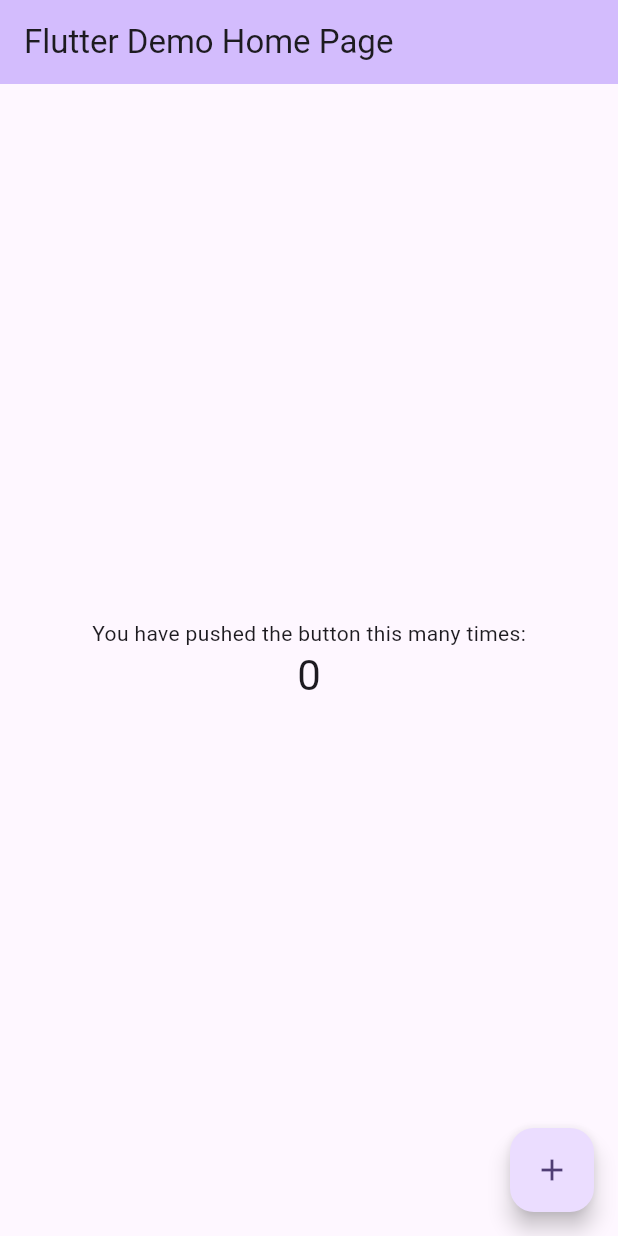
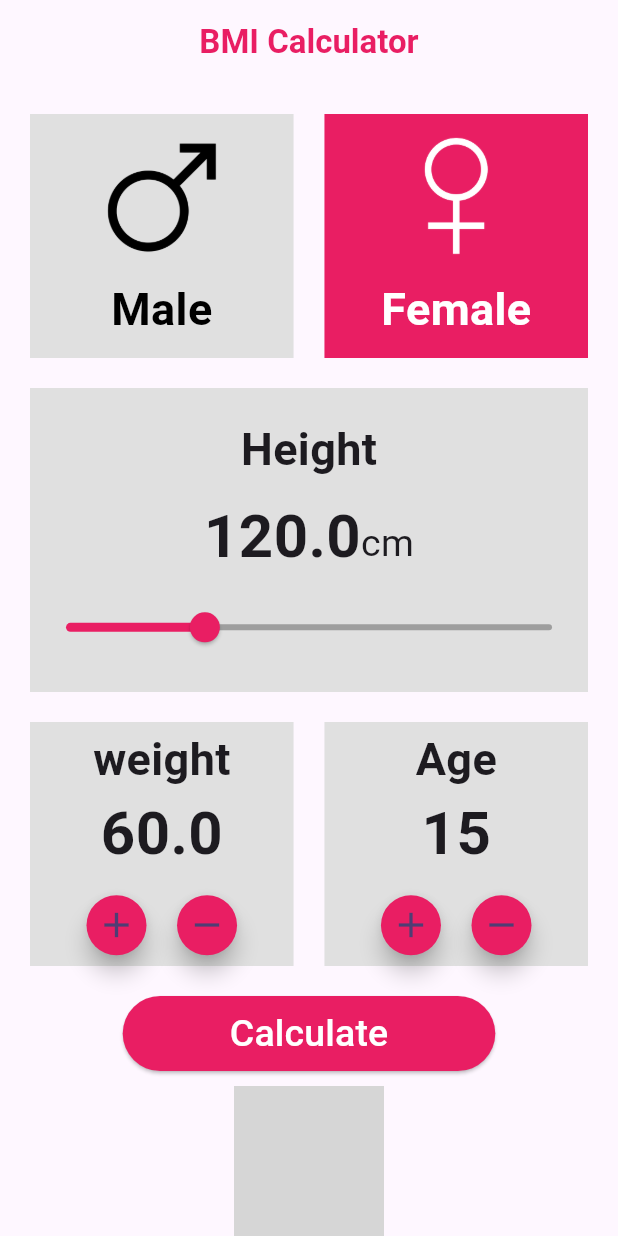
Before and after one commit to Rehab-Hamdi/bmi_calculator, a Flutter app: the screen it shows after launch, on a phone screen of 412 x 824 dp. Run offline on Flutter 3.47's test engine with Material 3 defaults, Android fonts, the phone set to English and light mode, and no system bars; grey boxes are pictures that could not be loaded.

Commit message:
bmi flutter app

```diff
--- a/lib/main.dart
+++ b/lib/main.dart
@@ -1,3 +1,4 @@
+import 'package:bmi_calculator/ui/home_screen.dart';
 import 'package:flutter/material.dart';
 
 void main() {
@@ -11,115 +12,13 @@ class MyApp extends StatelessWidget {
   @override
   Widget build(BuildContext context) {
     return MaterialApp(
-      title: 'Flutter Demo',
+      debugShowCheckedModeBanner: false,
+      title: 'BMI Calculator',
       theme: ThemeData(
-        // This is the theme of your application.
-        //
-        // TRY THIS: Try running your application with "flutter run". You'll see
-        // the application has a purple toolbar. Then, without quitting the app,
-        // try changing the seedColor in the colorScheme below to Colors.green
-        // and then invoke "hot reload" (save your changes or press the "hot
-        // reload" button in a Flutter-supported IDE, or press "r" if you used
-        // the command line to start the app).
-        //
-        // Notice that the counter didn't reset back to zero; the application
-        // state is not lost during the reload. To reset the state, use hot
-        // restart instead.
-        //
-        // This works for code too, not just values: Most code changes can be
-        // tested with just a hot reload.
         colorScheme: ColorScheme.fromSeed(seedColor: Colors.deepPurple),
         useMaterial3: true,
       ),
-      home: const MyHomePage(title: 'Flutter Demo Home Page'),
+      home: const HomeScreen(),
     );
   }
 }
-
-class MyHomePage extends StatefulWidget {
-  const MyHomePage({super.key, required this.title});
-
-  // This widget is the home page of your application. It is stateful, meaning
-  // that it has a State object (defined below) that contains fields that affect
-  // how it looks.
-
-  // This class is the configuration for the state. It holds the values (in this
-  // case the title) provided by the parent (in this case the App widget) and
-  // used by the build method of the State. Fields in a Widget subclass are
-  // always marked "final".
-
-  final String title;
-
-  @override
-  State<MyHomePage> createState() => _MyHomePageState();
-}
-
-class _MyHomePageState extends State<MyHomePage> {
-  int _counter = 0;
-
-  void _incrementCounter() {
-    setState(() {
-      // This call to setState tells the Flutter framework that something has
-      // changed in this State, which causes it to rerun the build method below
-      // so that the display can reflect the updated values. If we changed
-      // _counter without calling setState(), then the build method would not be
-      // called again, and so nothing would appear to happen.
-      _counter++;
-    });
-  }
-
-  @override
-  Widget build(BuildContext context) {
-    // This method is rerun every time setState is called, for instance as done
-    // by the _incrementCounter method above.
-    //
-    // The Flutter framework has been optimized to make rerunning build methods
-    // fast, so that you can just rebuild anything that needs updating rather
-    // than having to individually change instances of widgets.
-    return Scaffold(
-      appBar: AppBar(
-        // TRY THIS: Try changing the color here to a specific color (to
-        // Colors.amber, perhaps?) and trigger a hot reload to see the AppBar
-        // change color while the other colors stay the same.
-        backgroundColor: Theme.of(context).colorScheme.inversePrimary,
-        // Here we take the value from the MyHomePage object that was created by
-        // the App.build method, and use it to set our appbar title.
-        title: Text(widget.title),
-      ),
-      body: Center(
-        // Center is a layout widget. It takes a single child and positions it
-        // in the middle of the parent.
-        child: Column(
-          // Column is also a layout widget. It takes a list of children and
-          // arranges them vertically. By default, it sizes itself to fit its
-          // children horizontally, and tries to be as tall as its parent.
-          //
-          // Column has various properties to control how it sizes itself and
-          // how it positions its children. Here we use mainAxisAlignment to
-          // center the children vertically; the main axis here is the vertical
-          // axis because Columns are vertical (the cross axis would be
-          // horizontal).
-          //
-          // TRY THIS: Invoke "debug painting" (choose the "Toggle Debug Paint"
-          // action in the IDE, or press "p" in the console), to see the
-          // wireframe for each widget.
-          mainAxisAlignment: MainAxisAlignment.center,
-          children: <Widget>[
-            const Text(
-              'You have pushed the button this many times:',
-            ),
-            Text(
-              '$_counter',
-              style: Theme.of(context).textTheme.headlineMedium,
-            ),
-          ],
-        ),
-      ),
-      floatingActionButton: FloatingActionButton(
-        onPressed: _incrementCounter,
-        tooltip: 'Increment',
-        child: const Icon(Icons.add),
-      ), // This trailing comma makes auto-formatting nicer for build methods.
-    );
-  }
-}
--- /dev/null
+++ b/lib/ui/bmi_result.dart
@@ -0,0 +1,96 @@
+import 'package:flutter/material.dart';
+
+class BmiResultScreen extends StatelessWidget {
+  const BmiResultScreen(
+      {super.key,
+      required this.result,
+      required this.age,
+      required this.gender});
+  final double result;
+  final int age;
+  final bool gender;
+
+  @override
+  Widget build(BuildContext context) {
+    return Scaffold(
+      appBar: AppBar(
+        centerTitle: true,
+        title: const Text(
+          'BMI Result Screen',
+          style: TextStyle(color: Colors.pink, fontWeight: FontWeight.bold),
+        ),
+      ),
+      body: Center(
+        child: Column(
+          crossAxisAlignment: CrossAxisAlignment.center,
+          mainAxisAlignment: MainAxisAlignment.center,
+          children: [
+            Row(
+              mainAxisAlignment: MainAxisAlignment.center,
+              children: [
+                const Text(
+                  'Your BMI is ',
+                  style: TextStyle(
+                    fontSize: 20,
+                    fontWeight: FontWeight.bold,
+                  ),
+                ),
+                Text(
+                  '${result.round()}',
+                  style: const TextStyle(
+                    color: Colors.pink,
+                    fontSize: 17,
+                    fontWeight: FontWeight.bold,
+                  ),
+                ),
+              ],
+            ),
+            Padding(
+              padding: const EdgeInsets.all(15.0),
+              child: Row(
+                mainAxisAlignment: MainAxisAlignment.center,
+                children: [
+                  const Text(
+                    'Your age is',
+                    style: TextStyle(
+                      fontSize: 20,
+                      fontWeight: FontWeight.bold,
+                    ),
+                  ),
+                  Text(
+                    '$age',
+                    style: const TextStyle(
+                      color: Colors.pink,
+                      fontWeight: FontWeight.bold,
+                        fontSize: 17,
+                    ),
+                  ),
+                ],
+              ),
+            ),
+            Row(
+              mainAxisAlignment: MainAxisAlignment.center,
+              children: [
+                const Text(
+                  'Your gender is ',
+                  style: TextStyle(
+                    fontWeight: FontWeight.bold,
+                    fontSize: 20
+                  ),
+                ),
+                Text(
+                  ' ${gender ? 'Male' : 'Female'}',
+                  style: const TextStyle(
+                    color: Colors.pink,
+                    fontSize: 17,
+                    fontWeight: FontWeight.bold,
+                  ),
+                ),
+              ],
+            ),
+          ],
+        ),
+      ),
+    );
+  }
+}
--- /dev/null
+++ b/lib/ui/home_screen.dart
@@ -0,0 +1,382 @@
+import 'dart:math';
+
+import 'package:bmi_calculator/ui/bmi_result.dart';
+import 'package:flutter/material.dart';
+
+class HomeScreen extends StatefulWidget {
+  const HomeScreen({super.key});
+
+  @override
+  State<HomeScreen> createState() => _HomeScreenState();
+}
+
+class _HomeScreenState extends State<HomeScreen> {
+  bool isMale = false;
+  double height = 120.0;
+  double weight = 60.0;
+  int age = 15;
+  double result = 0;
+
+  @override
+  Widget build(BuildContext context) {
+    var screenHeight = MediaQuery.of(context).size.height;
+    var screenWidth = MediaQuery.of(context).size.width;
+    return Scaffold(
+      appBar: AppBar(
+        title: const Text(
+          'BMI Calculator',
+          style: TextStyle(color: Colors.pink, fontWeight: FontWeight.bold),
+        ),
+        centerTitle: true,
+      ),
+      body: Column(
+        children: [
+          Expanded(
+            child: Padding(
+              padding: const EdgeInsets.all(20.0),
+              child: Row(
+                children: [
+                  Expanded(
+                    child: InkWell(
+                      onTap: () {
+                        setState(
+                          () {
+                            isMale = !isMale;
+                          },
+                        );
+                      },
+                      child: Container(
+                        decoration: BoxDecoration(
+                          color:
+                              isMale == true ? Colors.pink : Colors.grey[300],
+                        ),
+                        child: Column(
+                          mainAxisAlignment: MainAxisAlignment.center,
+                          children: [
+                            Image(
+                              color:
+                                  isMale == true ? Colors.white : Colors.black,
+                              image: const AssetImage('assets/images/male.png'),
+                              width: 90,
+                              height: 90,
+                              fit: BoxFit.contain,
+                            ),
+                            SizedBox(
+                              height: screenHeight * 0.01,
+                            ),
+                            Text(
+                              'Male',
+                              style: TextStyle(
+                                color: isMale == true
+                                    ? Colors.white
+                                    : Colors.black,
+                                fontSize: 30,
+                                fontWeight: FontWeight.bold,
+                              ),
+                            ),
+                          ],
+                        ),
+                      ),
+                    ),
+                  ),
+                  SizedBox(
+                    width: screenWidth * 0.05,
+                  ),
+                  Expanded(
+                    child: InkWell(
+                      onTap: () {
+                        setState(
+                          () {
+                            isMale = !isMale;
+                          },
+                        );
+                      },
+                      child: Container(
+                        decoration: BoxDecoration(
+                          color: !isMale ? Colors.pink : Colors.grey[300],
+                        ),
+                        child: Column(
+                          mainAxisAlignment: MainAxisAlignment.center,
+                          children: [
+                            Image(
+                              image:
+                                  const AssetImage('assets/images/female.png'),
+                              width: 90,
+                              height: 90,
+                              fit: BoxFit.contain,
+                              color:
+                                  !isMale == true ? Colors.white : Colors.black,
+                            ),
+                            SizedBox(
+                              height: screenHeight * 0.01,
+                            ),
+                            Text(
+                              'Female',
+                              style: TextStyle(
+                                color: !isMale == true
+                                    ? Colors.white
+                                    : Colors.black,
+                                fontSize: 30,
+                                fontWeight: FontWeight.bold,
+                              ),
+                            ),
+                          ],
+                        ),
+                      ),
+                    ),
+                  ),
+                ],
+              ),
+            ),
+          ),
+          Expanded(
+            child: Padding(
+              padding: const EdgeInsetsDirectional.symmetric(horizontal: 20),
+              child: Container(
+                decoration: BoxDecoration(
+                  color: Colors.grey[300],
+                ),
+                child: Column(
+                  mainAxisAlignment: MainAxisAlignment.center,
+                  children: [
+                    const Text(
+                      'Height',
+                      style: TextStyle(
+                        fontSize: 30,
+                        fontWeight: FontWeight.bold,
+                      ),
+                    ),
+                    SizedBox(
+                      height: screenHeight * 0.01,
+                    ),
+                    Row(
+                      mainAxisAlignment: MainAxisAlignment.center,
+                      crossAxisAlignment: CrossAxisAlignment.baseline,
+                      textBaseline: TextBaseline.ideographic,
+                      children: [
+                        Text(
+                          '$height',
+                          style: const TextStyle(
+                            fontSize: 40,
+                            fontWeight: FontWeight.bold,
+                          ),
+                        ),
+                        const Text(
+                          'cm',
+                          style: TextStyle(
+                            fontSize: 25,
+                          ),
+                        ),
+                      ],
+                    ),
+                    SizedBox(
+                      height: screenHeight * 0.01,
+                    ),
+                    Slider(
+                      activeColor: Colors.pink,
+                      inactiveColor: Colors.grey,
+                      value: height,
+                      onChanged: (value) {
+                        setState(() {
+                          height = value.roundToDouble();
+                        });
+                      },
+                      min: 80,
+                      max: 220,
+                    ),
+                  ],
+                ),
+              ),
+            ),
+          ),
+          Expanded(
+            child: Padding(
+              padding: const EdgeInsets.all(20.0),
+              child: Row(
+                children: [
+                  Expanded(
+                    child: Container(
+                      decoration: BoxDecoration(
+                        color: Colors.grey[300],
+                      ),
+                      child: Column(
+                        mainAxisAlignment: MainAxisAlignment.center,
+                        children: [
+                          const Text(
+                            'weight',
+                            style: TextStyle(
+                              fontSize: 30,
+                              fontWeight: FontWeight.bold,
+                            ),
+                          ),
+                          Text(
+                            '$weight',
+                            style: const TextStyle(
+                              fontSize: 40,
+                              fontWeight: FontWeight.bold,
+                            ),
+                          ),
+                          SizedBox(
+                            height: screenHeight * 0.01,
+                          ),
+                          Row(
+                            mainAxisAlignment: MainAxisAlignment.center,
+                            children: [
+                              FloatingActionButton(
+                                shape: const CircleBorder(),
+                                backgroundColor: Colors.pink,
+                                onPressed: () {
+                                  setState(() {
+                                    weight++;
+                                  });
+                                },
+                                mini: true,
+                                heroTag: 'weight++',
+                                child: const Icon(
+                                  Icons.add,
+                                  size: 28,
+                                ),
+                              ),
+                              SizedBox(
+                                width: screenWidth * 0.03,
+                              ),
+                              FloatingActionButton(
+                                shape: const CircleBorder(),
+                                backgroundColor: Colors.pink,
+                                onPressed: () {
+                                  setState(() {
+                                    if (weight <= 0) {
+                                      weight = 0;
+                                    } else {
+                                      weight--;
+                                    }
+                                  });
+                                },
+                                mini: true,
+                                heroTag: 'weight--',
+                                child: const Icon(
+                                  Icons.remove,
+                                  size: 28,
+                                ),
+                              ),
+                            ],
+                          ),
+                        ],
+                      ),
+                    ),
+                  ),
+                  SizedBox(
+                    width: screenWidth * 0.05,
+                  ),
+                  Expanded(
+                    child: Container(
+                      decoration: BoxDecoration(
+                        color: Colors.grey[300],
+                      ),
+                      child: Column(
+                        mainAxisAlignment: MainAxisAlignment.center,
+                        children: [
+                          const Text(
+                            'Age',
+                            style: TextStyle(
+                              fontSize: 30,
+                              fontWeight: FontWeight.bold,
+                            ),
+                          ),
+                          Text(
+                            '$age',
+                            style: const TextStyle(
+                              fontSize: 40,
+                              fontWeight: FontWeight.bold,
+                            ),
+                          ),
+                          SizedBox(
+                            height: screenHeight * 0.01,
+                          ),
+                          Row(
+                            mainAxisAlignment: MainAxisAlignment.center,
+                            children: [
+                              FloatingActionButton(
+                                shape: const CircleBorder(),
+                                backgroundColor: Colors.pink,
+                                onPressed: () {
+                                  setState(() {
+                                    age++;
+                                  });
+                                },
+                                mini: true,
+                                heroTag: 'age++',
+                                child: const Icon(
+                                  Icons.add,
+                                  size: 28,
+                                ),
+                              ),
+                              SizedBox(
+                                width: screenWidth * 0.03,
+                              ),
+                              FloatingActionButton(
+                                shape: const CircleBorder(),
+                                backgroundColor: Colors.pink,
+                                onPressed: () {
+                                  setState(() {
+                                    if (age <= 0) {
+                                      age = 0;
+                                    } else {
+                                      age--;
+                                    }
+                                  });
+                                },
+                                mini: true,
+                                heroTag: 'age--',
+                                child: const Icon(
+                                  Icons.remove,
+                                  size: 28,
+                                ),
+                              ),
+                            ],
+                          ),
+                        ],
+                      ),
+                    ),
+                  ),
+                ],
+              ),
+            ),
+          ),
+          Container(
+            width: MediaQuery.of(context).size.width * 0.70,
+            padding: const EdgeInsetsDirectional.fromSTEB(20, 0, 20, 10),
+            height: 60,
+            child: ElevatedButton(
+              style: ElevatedButton.styleFrom(backgroundColor: Colors.pink),
+              onPressed: () {
+                result = (weight / pow(height / 100, 2));
+                Navigator.push(
+                    context,
+                    MaterialPageRoute(
+                        builder: (c) => BmiResultScreen(
+                            result: result, age: age, gender: isMale)));
+              },
+              child: const Text(
+                'Calculate',
+                style: TextStyle(color: Colors.white, fontSize: 25),
+              ),
+            ),
+          ),
+
+          //Put Image in Column
+          Column(
+            crossAxisAlignment: CrossAxisAlignment.start,
+            children: [
+              Image(
+                image: AssetImage('path'),
+                width: 100,
+                height: 100,
+              ),
+            ],
+          )
+        ],
+      ),
+    );
+  }
+}
--- a/pubspec.yaml
+++ b/pubspec.yaml
@@ -59,8 +59,8 @@ flutter:
   uses-material-design: true
 
   # To add assets to your application, add an assets section, like this:
-  # assets:
-  #   - images/a_dot_burr.jpeg
+  assets:
+    - assets/images/
   #   - images/a_dot_ham.jpeg
 
   # An image asset can refer to one or more resolution-specific "variants", see
```
Also changed, not shown: assets/images/female.png (added), assets/images/male.png (added).
